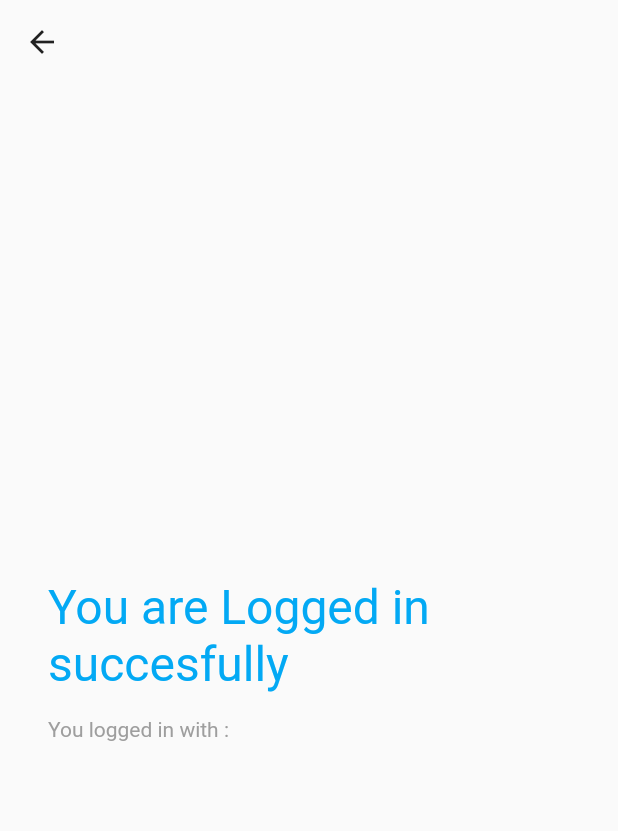
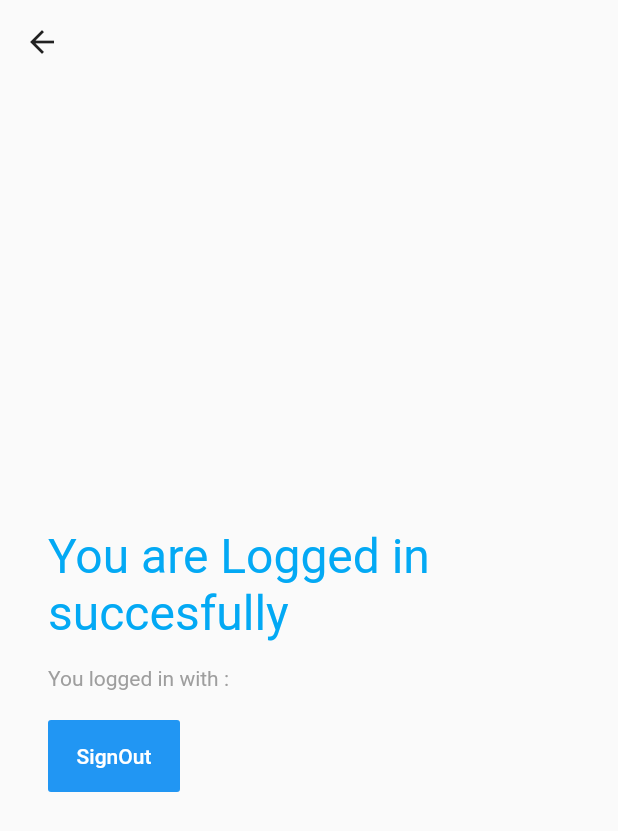
Before and after one commit to furkantekcan/login_base, a Flutter app: the HomeScreen screen opened directly with empty values, on a phone screen of 412 x 824 dp. Shown: the top 831 px of the screen. Run offline on Flutter 3.47's test engine with Material 2 defaults, Android fonts, the phone set to English and light mode, and no system bars; our stand-ins replace firebase_auth, firebase_core; accounts and stored records are empty.

```diff
--- a/lib/ui/screens/home.dart
+++ b/lib/ui/screens/home.dart
@@ -41,6 +41,18 @@ class HomeScreen extends StatelessWidget {
                 color: Colors.grey,
               ),
             ),
+            SizedBox(
+              height: 20,
+            ),
+            FlatButton(
+              child: Text("SignOut"),
+              textColor: Colors.white,
+              padding: EdgeInsets.all(16),
+              onPressed: () {
+                //code for sign in
+              },
+              color: Colors.blue,
+            ),
           ],
         ),
       ),
--- a/lib/ui/screens/login_page.dart
+++ b/lib/ui/screens/login_page.dart
@@ -14,8 +14,7 @@ class LoginScreen extends StatefulWidget {
 class _LoginScreenState extends State<LoginScreen> {
   @override
   Widget build(BuildContext context) {
-    return SafeArea(
-      child: Scaffold(
+    return Scaffold(
         appBar: AppBar(
           title: Container(
               padding: const EdgeInsets.all(50.0),
@@ -71,7 +70,6 @@ class _LoginScreenState extends State<LoginScreen> {
               )
             ],
           ),
-          )),
-    );
+        ));
   }
 }
```
Also changed, not shown: lib/main.dart (+7 -0 lines), lib/ui/screens/phone_login.dart (+13 -29 lines). Lines whose indentation alone changed are shown as unchanged.
